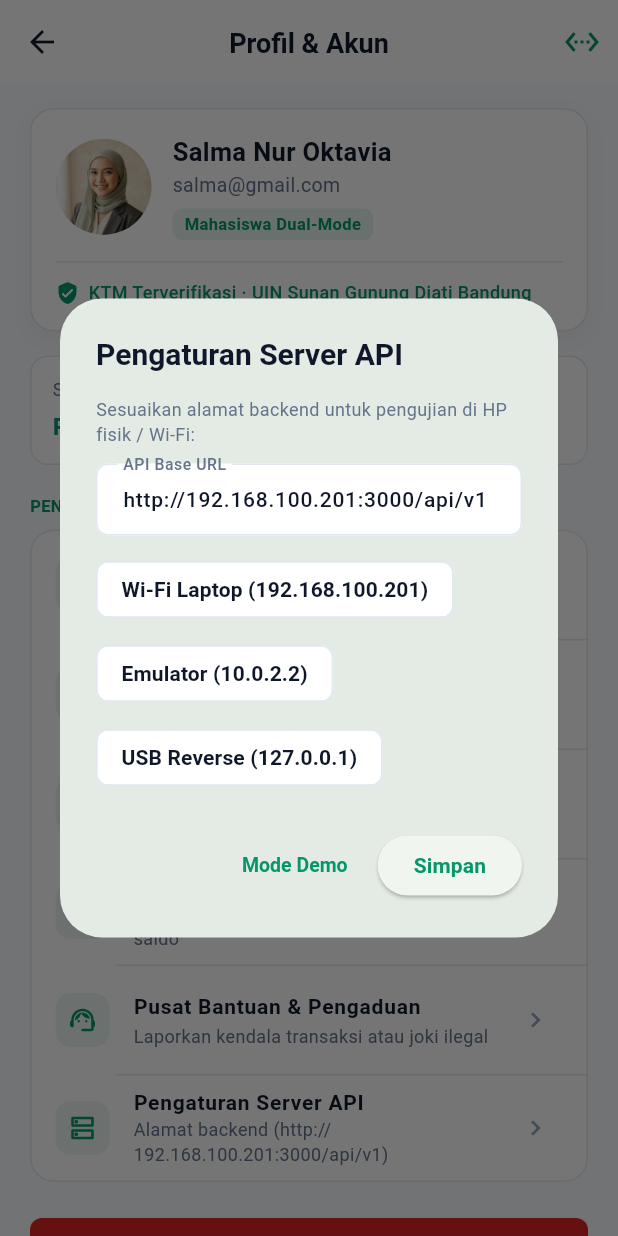
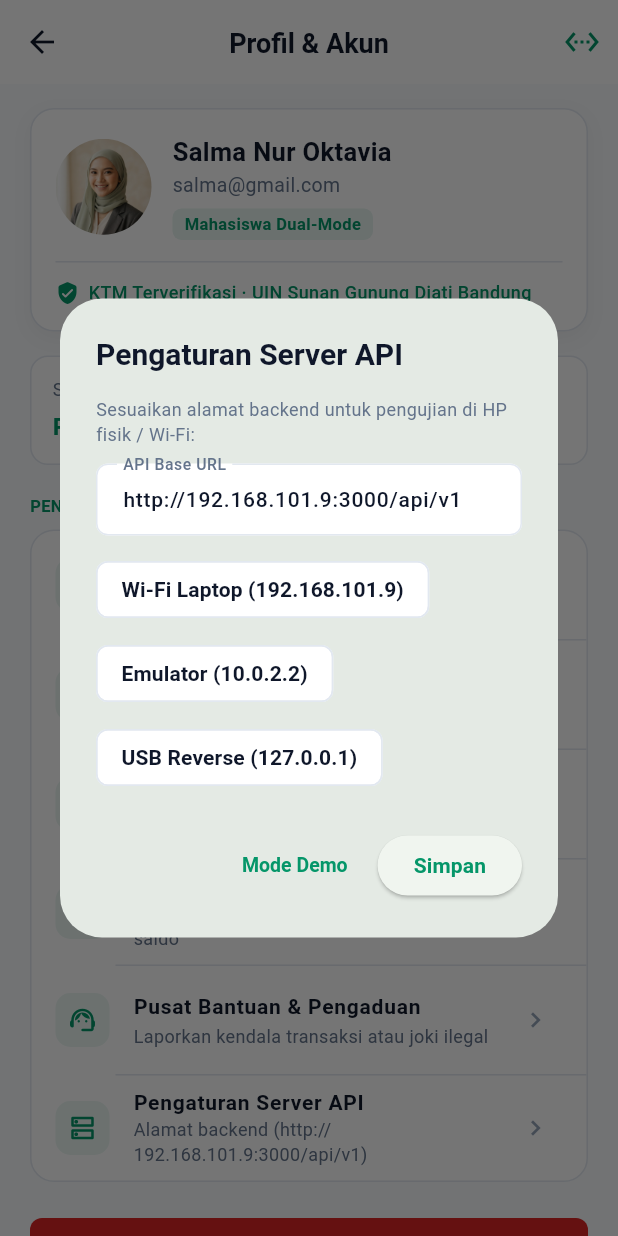
Before and after one commit to luminariadev/sakuskill, a Flutter app: the ProfilePage screen opened by its route, after a tap on "Pengaturan Server API", on a phone screen of 412 x 824 dp. Run offline on Flutter 3.47's test engine with Material 3 defaults, Android fonts, the phone set to English and light mode, and no system bars; our stand-ins replace flutter_map, flutter_svg, latlong2; network calls fail; project files that could hold a hidden picture were left out.

Commit message:
fix(mobile): perbarui IP host Wi-Fi ke 192.168.101.9 sesuai DHCP terkini

```diff
--- a/mobile/lib/core/config/app_config.dart
+++ b/mobile/lib/core/config/app_config.dart
@@ -23,14 +23,14 @@ abstract final class AppConfig {
   }
 
   /// Base URL sesuai docs/API_CONTRACT.md. Default pada Android fisik diarahkan
-  /// ke IP Wi-Fi host laptop (192.168.100.201) agar HP dapat langsung terhubung.
+  /// ke IP Wi-Fi host laptop (192.168.101.9) agar HP dapat langsung terhubung.
   static String get apiBaseUrl {
     if (customServerUrl != null && customServerUrl!.isNotEmpty) {
       return customServerUrl!;
     }
     if (_apiOverride.isNotEmpty) return _apiOverride;
     if (!kIsWeb && defaultTargetPlatform == TargetPlatform.android) {
-      return 'http://192.168.100.201:3000/api/v1';
+      return 'http://192.168.101.9:3000/api/v1';
     }
     return 'http://localhost:3000/api/v1';
   }
--- a/mobile/lib/features/auth/presentation/pages/login_page.dart
+++ b/mobile/lib/features/auth/presentation/pages/login_page.dart
@@ -160,8 +160,8 @@ class _LoginPageState extends State<LoginPage> {
                 runSpacing: 8,
                 children: [
                   ActionChip(
-                    label: const Text('Wi-Fi Laptop (192.168.100.201)'),
-                    onPressed: () => controller.text = 'http://192.168.100.201:3000/api/v1',
+                    label: const Text('Wi-Fi Laptop (192.168.101.9)'),
+                    onPressed: () => controller.text = 'http://192.168.101.9:3000/api/v1',
                   ),
                   ActionChip(
                     label: const Text('Emulator (10.0.2.2)'),
--- a/mobile/lib/features/auth/presentation/pages/register_page.dart
+++ b/mobile/lib/features/auth/presentation/pages/register_page.dart
@@ -72,8 +72,8 @@ class _RegisterPageState extends State<RegisterPage> {
                 runSpacing: 8,
                 children: [
                   ActionChip(
-                    label: const Text('Wi-Fi Laptop (192.168.100.201)'),
-                    onPressed: () => controller.text = 'http://192.168.100.201:3000/api/v1',
+                    label: const Text('Wi-Fi Laptop (192.168.101.9)'),
+                    onPressed: () => controller.text = 'http://192.168.101.9:3000/api/v1',
                   ),
                   ActionChip(
                     label: const Text('Emulator (10.0.2.2)'),
--- a/mobile/lib/features/profile/presentation/pages/profile_page.dart
+++ b/mobile/lib/features/profile/presentation/pages/profile_page.dart
@@ -50,8 +50,8 @@ class _ProfilePageState extends State<ProfilePage> {
                 runSpacing: 8,
                 children: [
                   ActionChip(
-                    label: const Text('Wi-Fi Laptop (192.168.100.201)'),
-                    onPressed: () => controller.text = 'http://192.168.100.201:3000/api/v1',
+                    label: const Text('Wi-Fi Laptop (192.168.101.9)'),
+                    onPressed: () => controller.text = 'http://192.168.101.9:3000/api/v1',
                   ),
                   ActionChip(
                     label: const Text('Emulator (10.0.2.2)'),
```
